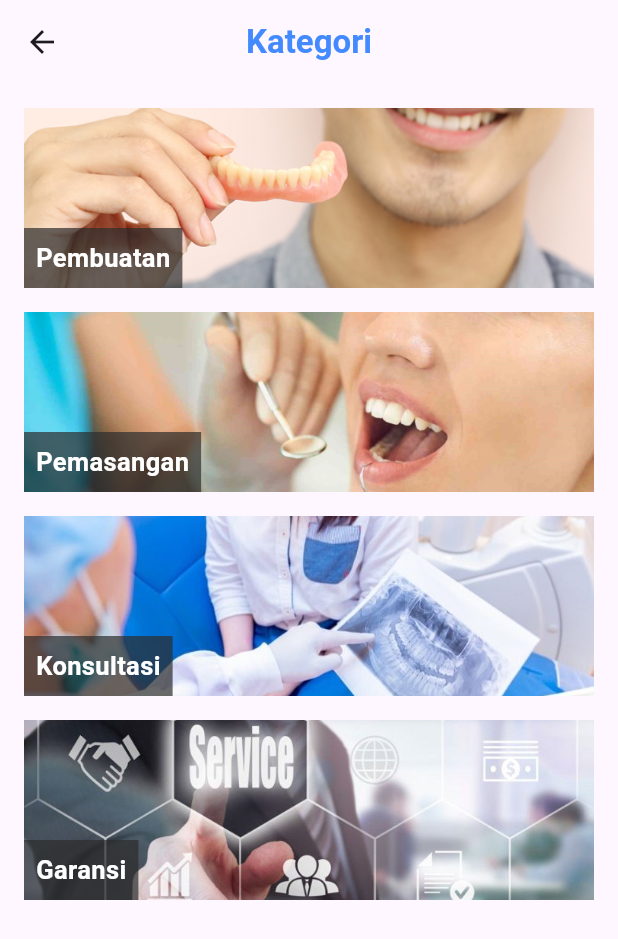
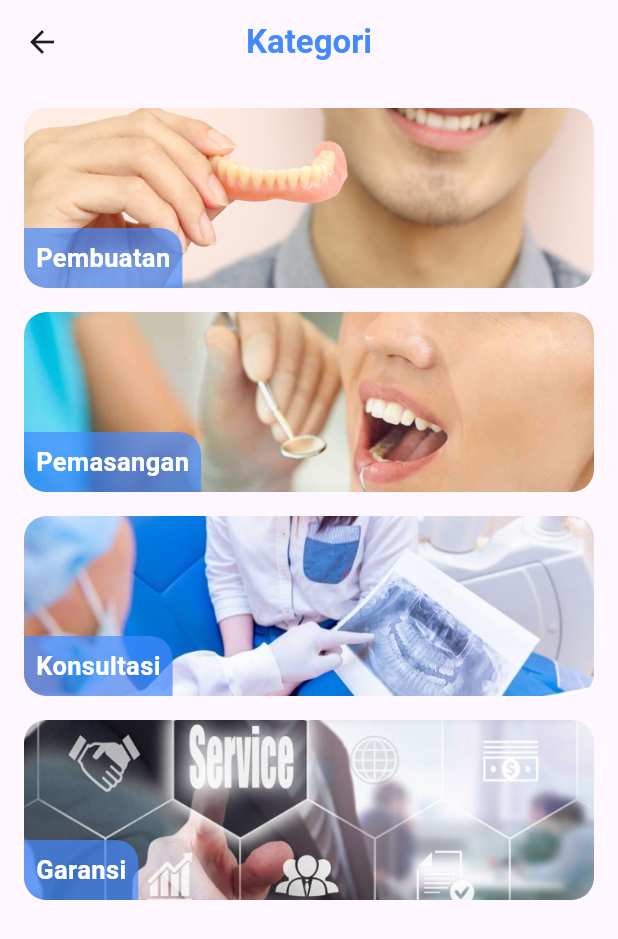
Before and after one commit to egapermana24/frontend_projek_akhir_pengembangan_aplikasi_mobile_ahligigi, a Flutter app: the Categories screen opened directly, on a phone screen of 412 x 824 dp. Shown: the top 939 px of the screen. Run offline on Flutter 3.47's test engine with Material 3 defaults, Android fonts, the phone set to English and light mode, and no system bars; our stand-ins replace firebase_auth, firebase_core, flutter_spinkit, font_awesome_flutter, get, google_fonts and 4 more; accounts and stored records are empty.

```diff
--- a/lib/config/api_config.dart
+++ /dev/null
@@ -1,3 +0,0 @@
-class ApiConfig {
-  static const String baseUrl = 'http://192.168.43.236:8000';
-}
--- a/lib/pages/categories/categories.dart
+++ b/lib/pages/categories/categories.dart
@@ -31,37 +31,98 @@ class Categories extends StatelessWidget {
             // ),
             Container(
                 margin: EdgeInsets.only(bottom: 16),
+                decoration: BoxDecoration(
+                  borderRadius: BorderRadius.all(
+                    Radius.circular(15.0), // Mengatur sudut kanan atas
+                  ),
+                ),
                 child: InkWell(
                   onTap: () {
                     // Navigate to the next page here
-                    Navigator.push(
+                    Navigator.pushReplacement(
                         context,
                         MaterialPageRoute(
-                          builder: (context) =>
-                              Dashboard()), // Replace with the actual page you want to navigate to
-                    );
+                          builder: (context) => NavBar(initialPageIndex: 3),
+                        ));
                   },
                   child: Stack(
                     alignment: Alignment.bottomLeft,
                     children: [
                       // Gambar kategori
-                      Image.asset(
+                      ClipRRect(
+                        borderRadius: BorderRadius.circular(
+                            15.0), // Sesuaikan nilai sesuai kebutuhan
+                        child: Image.asset(
                           'assets/img/Kpembuatan.jpg',
                           height: 120,
                           width: double.infinity,
                           fit: BoxFit.cover,
                         ),
+                      ),
+
                       // Nama kategori
                       Container(
                         padding: EdgeInsets.all(8),
-                        color: Color.fromARGB(255, 44, 44, 44).withOpacity(
-                            0.7), // Warna background teks dengan opasitas
+                        decoration: BoxDecoration(
+                          color: AppColors.primaryColor.withOpacity(0.7),
+                          borderRadius: BorderRadius.only(
+                            topRight: Radius.circular(15.0),
+                            bottomLeft: Radius.circular(
+                                15.0), // Mengatur sudut kanan atas
+                          ),
+                        ),
                         child: Text(
                           'Pembuatan',
                           style: TextStyle(
                             fontSize: 17,
                             fontWeight: FontWeight.bold,
-                            color: Colors.white, // Warna teks
+                            color: Colors.white,
+                          ),
+                        ),
+                      ),
+                    ],
+                  ),
+                )),
+            Container(
+                margin: EdgeInsets.only(bottom: 16),
+                child: InkWell(
+                  onTap: () {
+                    Navigator.pushReplacement(
+                        context,
+                        MaterialPageRoute(
+                          builder: (context) => NavBar(initialPageIndex: 3),
+                        ));
+                  },
+                  child: Stack(
+                    alignment: Alignment.bottomLeft,
+                    children: [
+                      ClipRRect(
+                        borderRadius: BorderRadius.circular(
+                            15.0), // Sesuaikan nilai sesuai kebutuhan
+                        child: Image.asset(
+                          'assets/img/Kpemasangangigipalsu.jpg',
+                          height: 120,
+                          width: double.infinity,
+                          fit: BoxFit.cover,
+                        ),
+                      ),
+                      // Nama kategori
+                      Container(
+                        padding: EdgeInsets.all(8),
+                        decoration: BoxDecoration(
+                          color: AppColors.primaryColor.withOpacity(0.7),
+                          borderRadius: BorderRadius.only(
+                            topRight: Radius.circular(
+                                15.0), // Mengatur sudut kanan atas
+                            bottomLeft: Radius.circular(15.0),
+                          ),
+                        ),
+                        child: Text(
+                          'Pemasangan',
+                          style: TextStyle(
+                            fontSize: 17,
+                            fontWeight: FontWeight.bold,
+                            color: Colors.white,
                           ),
                         ),
                       ),
@@ -73,34 +134,42 @@ class Categories extends StatelessWidget {
                 child: InkWell(
                   onTap: () {
                     // Navigate to the next page here
-                    Navigator.push(
+                    Navigator.pushReplacement(
                         context,
                         MaterialPageRoute(
-                          builder: (context) =>
-                              Dashboard()), // Replace with the actual page you want to navigate to
-                    );
+                          builder: (context) => NavBar(initialPageIndex: 3),
+                        ));
                   },
                   child: Stack(
                     alignment: Alignment.bottomLeft,
                     children: [
-                      // Gambar kategori
-                      Image.asset(
-                        'assets/img/Kpemasangangigipalsu.jpg',
+                      ClipRRect(
+                        borderRadius: BorderRadius.circular(
+                            15.0), // Sesuaikan nilai sesuai kebutuhan
+                        child: Image.asset(
+                          'assets/img/Kkonsultasi.jpg',
                           height: 120,
                           width: double.infinity,
                           fit: BoxFit.cover,
                         ),
+                      ),
                       // Nama kategori
                       Container(
                         padding: EdgeInsets.all(8),
-                        color: Color.fromARGB(255, 44, 44, 44).withOpacity(
-                            0.7), // Warna background teks dengan opasitas
+                        decoration: BoxDecoration(
+                          color: AppColors.primaryColor.withOpacity(0.7),
+                          borderRadius: BorderRadius.only(
+                            topRight: Radius.circular(
+                                15.0), // Mengatur sudut kanan atas
+                            bottomLeft: Radius.circular(15.0),
+                          ),
+                        ),
                         child: Text(
-                          'Pemasangan',
+                          'Konsultasi',
                           style: TextStyle(
                             fontSize: 17,
                             fontWeight: FontWeight.bold,
-                            color: Colors.white, // Warna teks
+                            color: Colors.white,
                           ),
                         ),
                       ),
@@ -112,73 +181,42 @@ class Categories extends StatelessWidget {
                 child: InkWell(
                   onTap: () {
                     // Navigate to the next page here
-                    Navigator.push(
+                    Navigator.pushReplacement(
                         context,
                         MaterialPageRoute(
-                          builder: (context) =>
-                              Dashboard()), // Replace with the actual page you want to navigate to
-                    );
+                          builder: (context) => NavBar(initialPageIndex: 3),
+                        ));
                   },
                   child: Stack(
                     alignment: Alignment.bottomLeft,
                     children: [
-                      // Gambar kategori
-                      Image.asset(
-                        'assets/img/Kkonsultasi.jpg',
-                        height: 120,
-                        width: double.infinity,
-                        fit: BoxFit.cover,
-                      ),
-                      // Nama kategori
-                      Container(
-                        padding: EdgeInsets.all(8),
-                        color: Color.fromARGB(255, 44, 44, 44).withOpacity(
-                            0.7), // Warna background teks dengan opasitas
-                        child: Text(
-                          'Konsultasi',
-                          style: TextStyle(
-                            fontSize: 17,
-                            fontWeight: FontWeight.bold,
-                            color: Colors.white, // Warna teks
-                          ),
-                        ),
-                      ),
-                    ],
-                  ),
-                )),
-            Container(
-                margin: EdgeInsets.only(bottom: 16),
-                child: InkWell(
-                  onTap: () {
-                    // Navigate to the next page here
-                    Navigator.push(
-                      context,
-                      MaterialPageRoute(
-                          builder: (context) =>
-                              Dashboard()), // Replace with the actual page you want to navigate to
-                    );
-                  },
-                  child: Stack(
-                    alignment: Alignment.bottomLeft,
-                    children: [
-                      // Gambar kategori
-                      Image.asset(
+                      ClipRRect(
+                        borderRadius: BorderRadius.circular(
+                            15.0), // Sesuaikan nilai sesuai kebutuhan
+                        child: Image.asset(
                           'assets/img/Kgaransi.jpg',
                           height: 120,
                           width: double.infinity,
                           fit: BoxFit.cover,
                         ),
+                      ),
                       // Nama kategori
                       Container(
                         padding: EdgeInsets.all(8),
-                        color: Color.fromARGB(255, 44, 44, 44).withOpacity(
-                            0.7), // Warna background teks dengan opasitas
+                        decoration: BoxDecoration(
+                          color: AppColors.primaryColor.withOpacity(0.7),
+                          borderRadius: BorderRadius.only(
+                            topRight: Radius.circular(
+                                15.0), // Mengatur sudut kanan atas
+                            bottomLeft: Radius.circular(15.0),
+                          ),
+                        ),
                         child: Text(
                           'Garansi',
                           style: TextStyle(
                             fontSize: 17,
                             fontWeight: FontWeight.bold,
-                            color: Colors.white, // Warna teks
+                            color: Colors.white,
                           ),
                         ),
                       ),
--- a/lib/pages/categories/widget/categories_card.dart
+++ b/lib/pages/categories/widget/categories_card.dart
@@ -1,3 +1,4 @@
+import 'package:ahli_gigi/settings/constants/warna_apps.dart';
 import 'package:flutter/material.dart';
 
 class CategoryCard extends StatelessWidget {
@@ -23,7 +24,7 @@ class CategoryCard extends StatelessWidget {
           // Nama kategori
           Container(
             padding: EdgeInsets.all(8),
-            color: Color.fromARGB(255, 44, 44, 44)
+            color: AppColors.primaryColor
                 .withOpacity(0.7), // Warna background teks dengan opasitas
             child: Text(
               categoryName,
--- a/lib/pages/dashboard/widget/user_profile.dart
+++ b/lib/pages/dashboard/widget/user_profile.dart
@@ -118,7 +118,7 @@ class UserProfile extends StatelessWidget {
                                   context,
                                   MaterialPageRoute(
                                     builder: (context) =>
-                                        NavBar(initialPageIndex: 3),
+                                        NavBar(initialPageIndex: 1),
                                   ),
                                 );
                               },
```
Also changed, not shown: lib/pages/dashboard/dashboard.dart (+14 -13 lines), lib/pages/layanan/layananPage.dart (+12 -10 lines), lib/pages/details_page/detailsPage.dart (renamed from lib/pages/details_page/DetailsPage.dart). Lines whose indentation alone changed are shown as unchanged.
